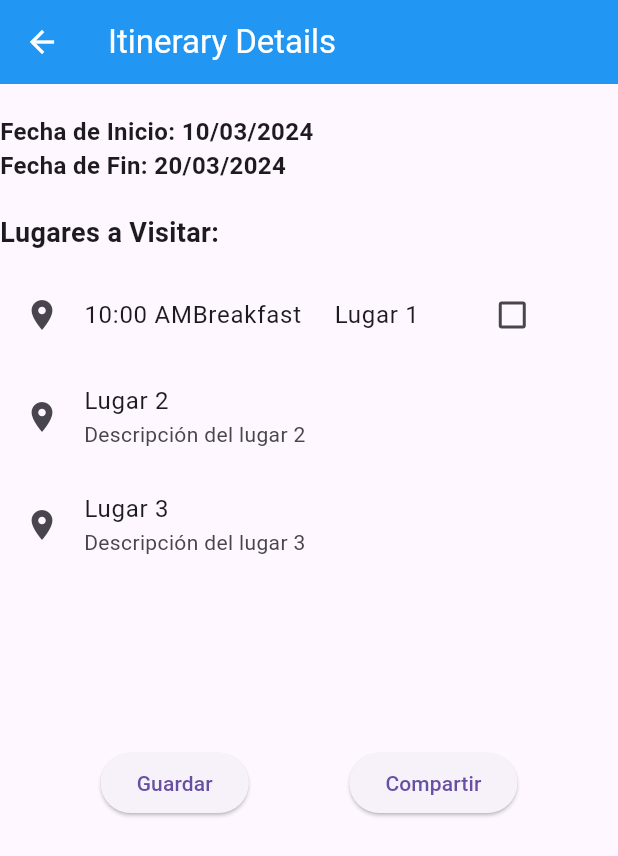
After one commit to anamariaag/Travel_Mate, a Flutter app: the screen it shows after launch, after a tap on "Itinerary Details", on a phone screen of 412 x 824 dp. The commit adds this screen. Shown: the top 856 px of the screen. Run offline on Flutter 3.47's test engine with Material 3 defaults, Android fonts, the phone set to English and light mode, and no system bars.

Commit message:
itinerary details

```diff
--- a/lib/home_page.dart
+++ b/lib/home_page.dart
@@ -1,5 +1,5 @@
 import 'package:flutter/material.dart';
-import 'package:travel_mate/itinerary.dart';
+import 'package:travel_mate/itinerary_details.dart';
 import 'package:travel_mate/login.dart';
 import 'package:travel_mate/my_itineraries.dart';
 import 'package:travel_mate/new_itinerary.dart';
@@ -45,13 +45,13 @@ class HomePage extends StatelessWidget {
               children: [
                 MaterialButton(
                   child: Text(
-                    "Itinerary",
+                    "Itinerary Details",
                     style: TextStyle(color: Colors.white),
                   ),
                   color: Colors.blue,
                   onPressed: () {
                     Navigator.of(context).push(MaterialPageRoute(
-                        builder: ((context) => (Itinerary()))));
+                        builder: ((context) => (ItineraryDetails()))));
                   },
                 ),
               ],
--- a/lib/itinerary.dart
+++ /dev/null
@@ -1,20 +0,0 @@
-import 'package:flutter/material.dart';
-
-void main() => runApp(Itinerary());
-
-class Itinerary extends StatelessWidget {
-  Itinerary({super.key});
-
-  @override
-  Widget build(BuildContext context) {
-    return Scaffold(
-      appBar: AppBar(
-        title: Text('Login'),
-        backgroundColor: Colors.blue,
-      ),
-      body: Center(
-        child: Text('Hello World'),
-      ),
-    );
-  }
-}
--- /dev/null
+++ b/lib/itinerary_details.dart
@@ -0,0 +1,124 @@
+import 'package:flutter/material.dart';
+
+void main() => runApp(ItineraryDetails());
+
+class ItineraryDetails extends StatelessWidget {
+  ItineraryDetails({super.key});
+
+  @override
+  Widget build(BuildContext context) {
+    return Scaffold(
+      appBar: AppBar(
+        leading: IconButton(
+          icon: Icon(Icons.arrow_back, color: Colors.white),
+          onPressed: () => Navigator.of(context).pop(),
+        ),
+        title: Text(
+          'Itinerary Details',
+          style: TextStyle(color: Colors.white),
+        ),
+        backgroundColor: Colors.blue,
+      ),
+      body: ItineraryDetailsScreen(),
+    );
+  }
+}
+
+class ItineraryDetailsScreen extends StatefulWidget {
+  @override
+  State<ItineraryDetailsScreen> createState() => _ItineraryDetailsScreenState();
+}
+
+class _ItineraryDetailsScreenState extends State<ItineraryDetailsScreen> {
+  bool _acceptTerms = false;
+
+  @override
+  Widget build(BuildContext context) {
+    return Scaffold(
+      body: Column(crossAxisAlignment: CrossAxisAlignment.start, children: [
+        SizedBox(height: 20),
+        Row(
+          mainAxisAlignment: MainAxisAlignment.start,
+          children: [
+            Text(
+              'Fecha de Inicio: 10/03/2024',
+              style: TextStyle(fontSize: 16, fontWeight: FontWeight.bold),
+            ),
+          ],
+        ),
+        Row(
+          mainAxisAlignment: MainAxisAlignment.start,
+          children: [
+            Text(
+              'Fecha de Fin: 20/03/2024',
+              style: TextStyle(fontSize: 16, fontWeight: FontWeight.bold),
+            )
+          ],
+        ),
+        SizedBox(height: 20),
+        Text(
+          'Lugares a Visitar:',
+          style: TextStyle(fontSize: 18, fontWeight: FontWeight.bold),
+        ),
+        SizedBox(height: 10),
+        Container(
+          height: 300, // Altura de la caja
+          child: SingleChildScrollView(
+            // Widget desplazable
+            child: Column(
+              children: [
+                ListTile(
+                  title: Row(
+                    children: [
+                      Flexible(child: Text('10:00 AM')),
+                      Expanded(child: Text('Breakfast')),
+                      Expanded(child: Text('Lugar 1')),
+                      Checkbox(
+                        activeColor: Colors.blue,
+                        value: _acceptTerms,
+                        onChanged: (value) {
+                          setState(() {
+                            _acceptTerms = value!;
+                          });
+                        },
+                      ),
+                    ],
+                  ),
+                  leading: Icon(Icons.place),
+                ),
+                ListTile(
+                  title: Text('Lugar 2'),
+                  subtitle: Text('Descripción del lugar 2'),
+                  leading: Icon(Icons.place),
+                ),
+                ListTile(
+                  title: Text('Lugar 3'),
+                  subtitle: Text('Descripción del lugar 3'),
+                  leading: Icon(Icons.place),
+                ),
+              ],
+            ),
+          ),
+        ),
+        SizedBox(height: 20),
+        Row(
+          mainAxisAlignment: MainAxisAlignment.spaceEvenly,
+          children: [
+            ElevatedButton(
+              onPressed: () {
+                // Lógica para guardar el viaje
+              },
+              child: Text('Guardar'),
+            ),
+            ElevatedButton(
+              onPressed: () {
+                // Lógica para compartir el viaje
+              },
+              child: Text('Compartir'),
+            ),
+          ],
+        ),
+      ]),
+    );
+  }
+}
--- a/lib/register.dart
+++ b/lib/register.dart
@@ -7,14 +7,12 @@ class Register extends StatelessWidget {
 
   @override
   Widget build(BuildContext context) {
-    return MaterialApp(
-      title: 'Register',
-      theme: ThemeData(
-        primaryColor: Colors.blue,
-        scaffoldBackgroundColor: Colors.white,
+    return Scaffold(
+      appBar: AppBar(
+        leading: IconButton(
+          icon: Icon(Icons.arrow_back, color: Colors.white),
+          onPressed: () => Navigator.of(context).pop(),
         ),
-      home: Scaffold(
-        appBar: AppBar(
         title: Text(
           'Register',
           style: TextStyle(color: Colors.white),
@@ -22,7 +20,6 @@ class Register extends StatelessWidget {
         backgroundColor: Colors.blue,
       ),
       body: RegisterForm(),
-      ),
     );
   }
 }
```
Lines whose indentation alone changed are shown as unchanged.
